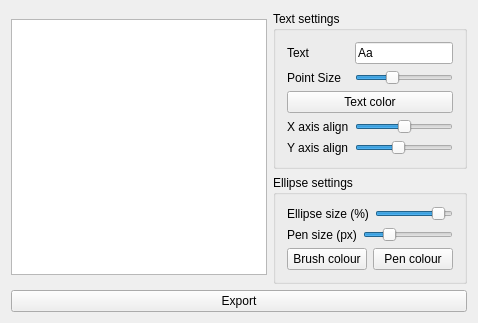
Qt form iconmaker.ui (FrankMamuda/burningicon) before a commit.
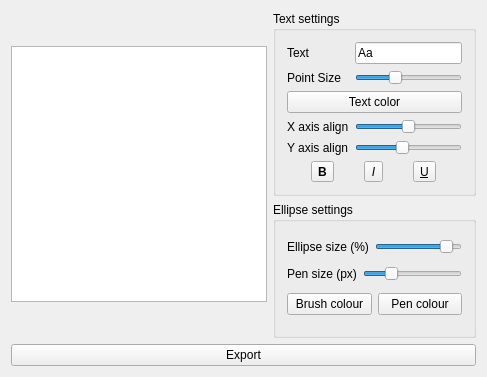
The same form after that commit. Custom widgets are drawn as their Qt base class.

Commit message: minor changes to icon maker

```diff
--- a/iconmaker.ui
+++ b/iconmaker.ui
@@ -6,8 +6,8 @@
    <rect>
     <x>0</x>
     <y>0</y>
-    <width>472</width>
-    <height>314</height>
+    <width>487</width>
+    <height>377</height>
    </rect>
   </property>
   <property name="windowTitle">
@@ -124,6 +124,56 @@
          </property>
         </widget>
        </item>
+       <item row="5" column="0" colspan="2">
+        <layout class="QHBoxLayout" name="textFormatLayout">
+         <item>
+          <widget class="QToolButton" name="boldButton">
+           <property name="font">
+            <font>
+             <weight>75</weight>
+             <bold>true</bold>
+            </font>
+           </property>
+           <property name="text">
+            <string>B</string>
+           </property>
+           <property name="checkable">
+            <bool>true</bool>
+           </property>
+          </widget>
+         </item>
+         <item>
+          <widget class="QToolButton" name="italicButton">
+           <property name="font">
+            <font>
+             <italic>true</italic>
+            </font>
+           </property>
+           <property name="text">
+            <string>I</string>
+           </property>
+           <property name="checkable">
+            <bool>true</bool>
+           </property>
+          </widget>
+         </item>
+         <item>
+          <widget class="QToolButton" name="underlineButton">
+           <property name="font">
+            <font>
+             <underline>true</underline>
+            </font>
+           </property>
+           <property name="text">
+            <string>U</string>
+           </property>
+           <property name="checkable">
+            <bool>true</bool>
+           </property>
+          </widget>
+         </item>
+        </layout>
+       </item>
       </layout>
      </widget>
     </item>
```
The commit also changes 2 other files.
